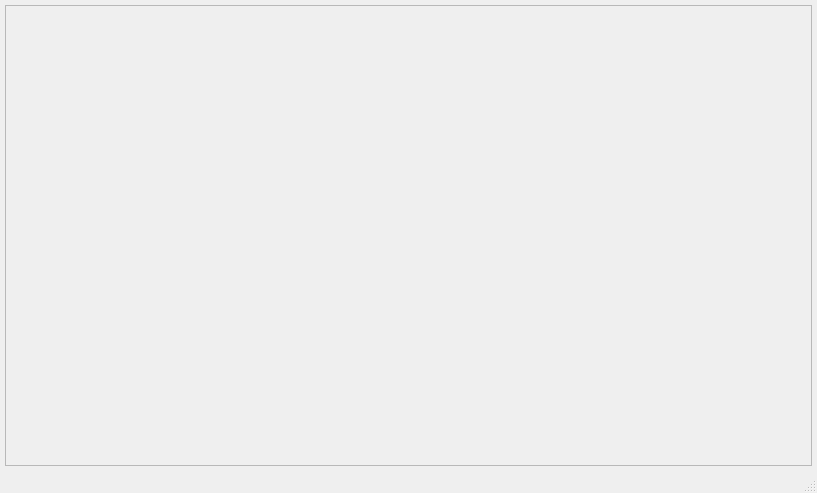
Before: the Qt Designer form Maya_Tools/Developer/Project/Sony/python/UI/shader_Validator.ui in code-google-com/mayatools, drawn with Qt 5.
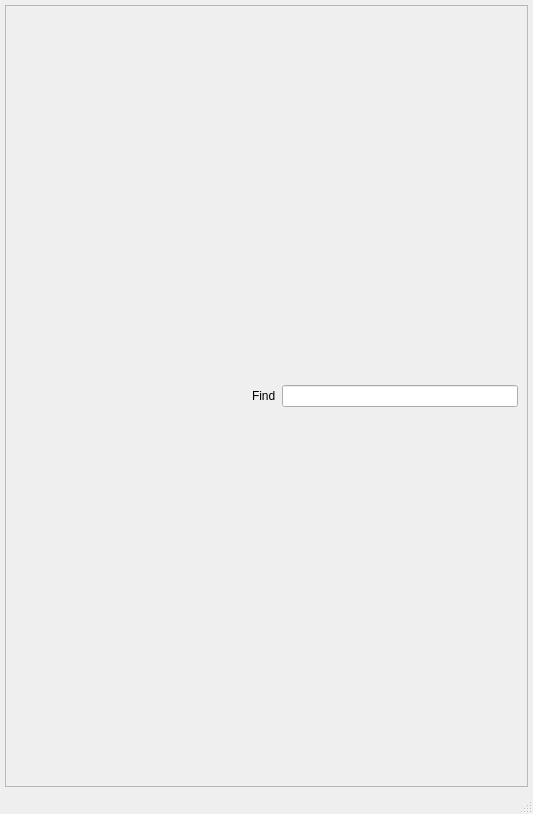
After: the same form once the commit is applied.

Diff of the .ui file:
```diff
--- a/Maya_Tools/Developer/Project/Sony/python/UI/shader_Validator.ui
+++ b/Maya_Tools/Developer/Project/Sony/python/UI/shader_Validator.ui
@@ -6,8 +6,8 @@
    <rect>
     <x>0</x>
     <y>0</y>
-    <width>817</width>
-    <height>493</height>
+    <width>533</width>
+    <height>814</height>
    </rect>
   </property>
   <property name="windowTitle">
@@ -31,17 +31,47 @@
         <rect>
          <x>0</x>
          <y>0</y>
-         <width>805</width>
-         <height>430</height>
+         <width>521</width>
+         <height>751</height>
         </rect>
        </property>
        <layout class="QVBoxLayout" name="verticalLayout">
-        <property name="spacing">
-         <number>4</number>
-        </property>
-        <property name="margin">
-         <number>5</number>
-        </property>
+        <item>
+         <layout class="QHBoxLayout" name="horizontalLayout">
+          <property name="sizeConstraint">
+           <enum>QLayout::SetFixedSize</enum>
+          </property>
+          <item>
+           <spacer name="horizontalSpacer">
+            <property name="orientation">
+             <enum>Qt::Horizontal</enum>
+            </property>
+            <property name="sizeHint" stdset="0">
+             <size>
+              <width>40</width>
+              <height>10</height>
+             </size>
+            </property>
+           </spacer>
+          </item>
+          <item>
+           <widget class="QLabel" name="label">
+            <property name="sizePolicy">
+             <sizepolicy hsizetype="Fixed" vsizetype="Fixed">
+              <horstretch>0</horstretch>
+              <verstretch>0</verstretch>
+             </sizepolicy>
+            </property>
+            <property name="text">
+             <string>Find</string>
+            </property>
+           </widget>
+          </item>
+          <item>
+           <widget class="QLineEdit" name="lineEdit"/>
+          </item>
+         </layout>
+        </item>
         <item>
          <layout class="QFormLayout" name="formLayout">
           <property name="horizontalSpacing">
```
Left out of the diff: 2 changed lines with no effect on the pictures.
